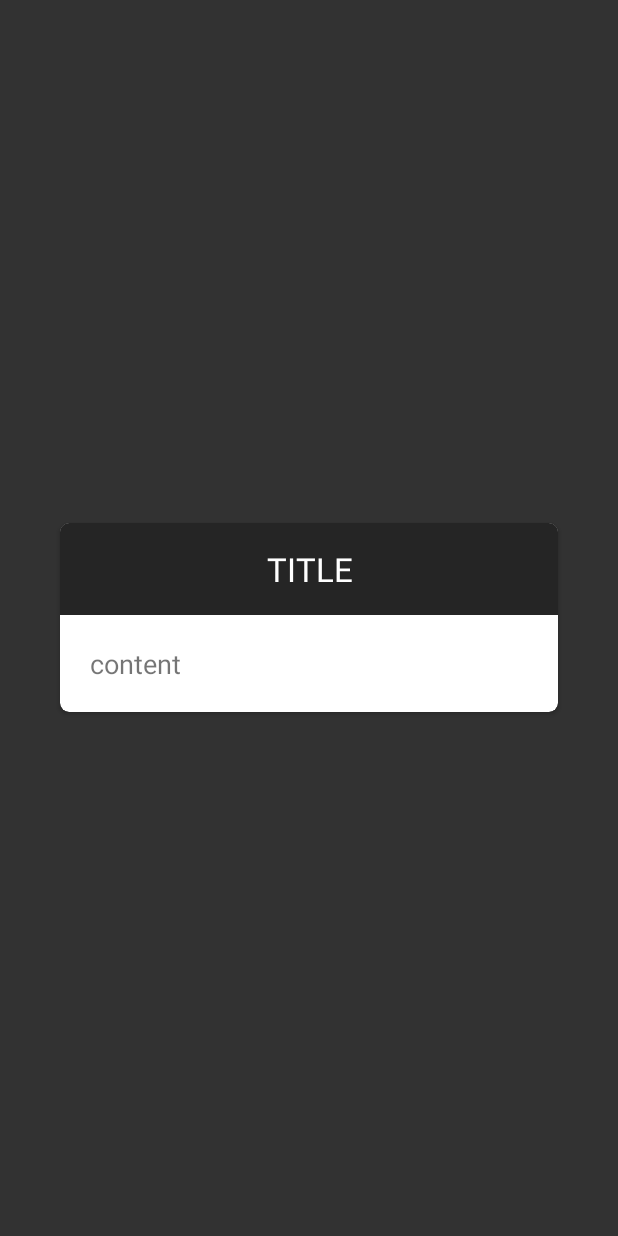
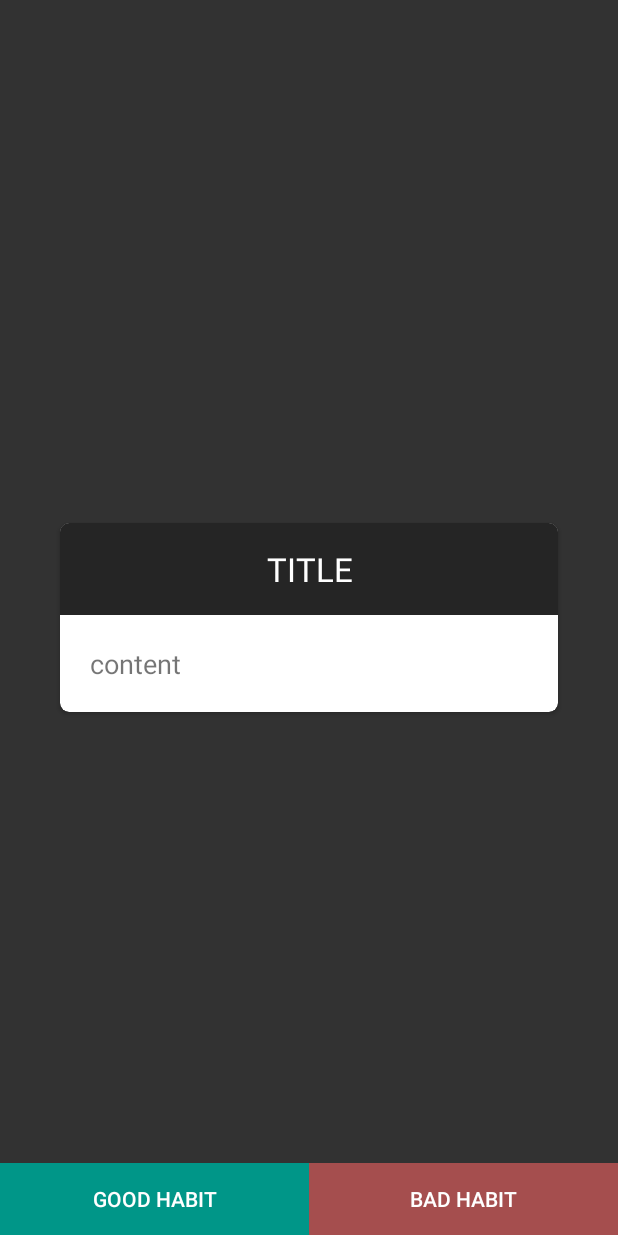
Before and after one commit to SelfFormat/eB_dniK, an Android app: the layout fragment_article.xml on its own in the app's theme, with its tools: preview values and no code run, on a phone screen of 412 x 824 dp. Run offline under Robolectric (Android 15) with nearby library versions, the phone set to English and light mode, and no system bars.

Commit message:
Article layout tweaks

```diff
--- a/app/src/main/java/com/veriqus/savoirvivre/ArticleFragment.java
+++ b/app/src/main/java/com/veriqus/savoirvivre/ArticleFragment.java
@@ -15,6 +15,7 @@ import android.view.MenuInflater;
 import android.view.MenuItem;
 import android.view.View;
 import android.view.ViewGroup;
+import android.widget.Button;
 import android.widget.ImageView;
 import android.widget.TextView;
 import android.widget.Toast;
@@ -46,6 +47,14 @@ public class ArticleFragment extends Fragment {
         Resources r = getResources();
         int dip20 = (int) TypedValue.applyDimension(TypedValue.COMPLEX_UNIT_DIP, 15, r.getDisplayMetrics());
 
+
+        Button goodButton = (Button) rootView.findViewById(R.id.goodButton);
+        goodButton.setOnClickListener(new View.OnClickListener() {
+            @Override
+            public void onClick(View v) {
+                Toast.makeText(getContext(), "OK", Toast.LENGTH_SHORT).show();
+            }
+        });
 
         TextView articleTitleText = (TextView) rootView.findViewById(R.id.articleTitle);
 
--- a/app/src/main/res/layout/fragment_article.xml
+++ b/app/src/main/res/layout/fragment_article.xml
@@ -6,6 +6,13 @@
     android:layout_height="match_parent"
     android:background="@color/colorPrimary"
     android:orientation="vertical">
+
+    <RelativeLayout
+        android:id="@+id/cardLay"
+        android:layout_width="match_parent"
+        android:layout_height="match_parent"
+        android:layout_above="@+id/goodBadButtons">
+
 
         <android.support.v7.widget.CardView xmlns:card_view="http://schemas.android.com/apk/res-auto"
             android:layout_width="match_parent"
@@ -62,4 +69,52 @@
 
         </android.support.v7.widget.CardView>
 
+
     </RelativeLayout>
+
+
+    <LinearLayout
+        android:layout_alignParentBottom="true"
+
+        android:layout_width="match_parent"
+        android:layout_height="wrap_content"
+        android:orientation="vertical">
+
+        <LinearLayout
+            android:id="@+id/goodBadButtons"
+            android:layout_width="match_parent"
+            android:layout_height="wrap_content"
+            android:orientation="horizontal">
+
+            <Button
+                android:id="@+id/goodButton"
+                android:layout_weight="1"
+                android:layout_width="wrap_content"
+                android:layout_height="wrap_content"
+                android:text="@string/good"
+                android:textColor="@android:color/white"
+                android:background="@color/colorGood"
+                android:foreground="?android:attr/selectableItemBackground"/>
+
+            <Button
+                android:id="@+id/badButton"
+                android:layout_weight="1"
+                android:layout_width="wrap_content"
+                android:layout_height="wrap_content"
+                android:background="@color/colorBad"
+                android:textColor="@android:color/white"
+                android:text="@string/bad"
+                android:foreground="?android:attr/selectableItemBackground"/>
+
+        </LinearLayout>
+
+        <View
+            android:layout_width="match_parent"
+            android:layout_height="1px"
+            android:background="@android:color/white">
+        </View>
+
+
+    </LinearLayout>
+
+</RelativeLayout>
```
Lines whose indentation alone changed are shown as unchanged.
